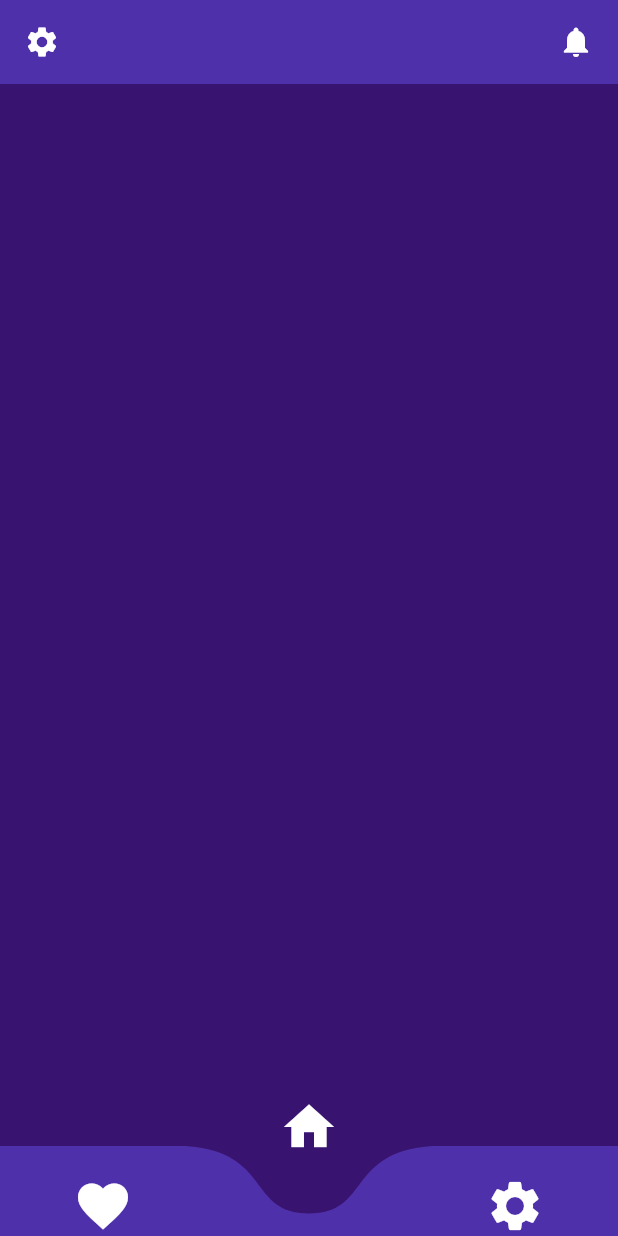
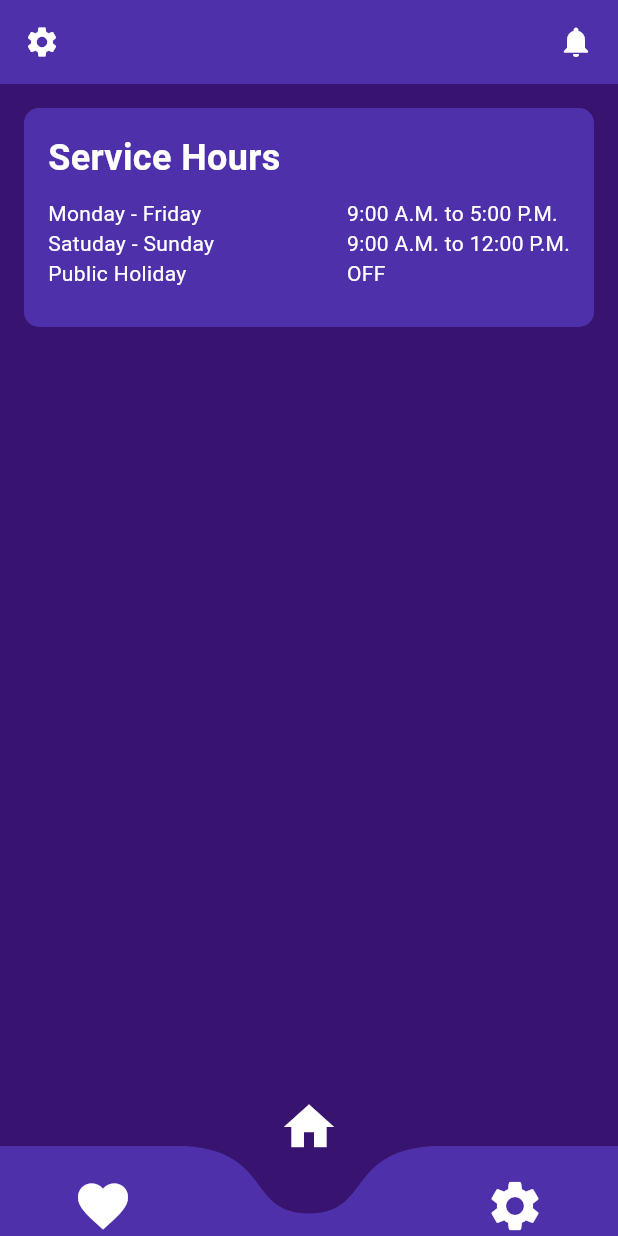
Before and after one commit to ChokJianHong/CustomerApp, a Flutter app: the HomePage screen opened directly, on a phone screen of 412 x 824 dp. Run offline on Flutter 3.47's test engine with Material 3 defaults, Android fonts, the phone set to English and light mode, and no system bars; drawn by our look-alikes of curved_navigation_bar.

Commit message:
homepage Service hour

```diff
--- a/customer_app/lib/pages/HomePage.dart
+++ b/customer_app/lib/pages/HomePage.dart
@@ -1,6 +1,7 @@
 import 'package:customer_app/Assets/components/AppBar.dart';
 import 'package:customer_app/Assets/components/BottomNav.dart';
 import 'package:customer_app/core/configs/theme/app_colors.dart';
+import 'package:flutter/cupertino.dart';
 import 'package:flutter/material.dart';
 
 class HomePage extends StatefulWidget {
@@ -18,13 +19,106 @@ class _HomePageState extends State<HomePage> {
       _currentIndex = index;
     });
   }
+
   @override
   Widget build(BuildContext context) {
     return Scaffold(
       backgroundColor: AppColors.primary,
       appBar: const CustomAppBar(),
-
-      bottomNavigationBar: BottomNav(onTap: _onTapTapped, currentIndex: _currentIndex),
+      body: Padding(
+        padding: EdgeInsets.all(16.0),
+        child: Column(
+          children: [
+            Container(
+              decoration: BoxDecoration(
+                  color: AppColors.secondary,
+                  borderRadius: BorderRadius.circular(10)),
+              width: double.infinity,
+              child: const Padding(
+                padding: EdgeInsets.all(16.0),
+                child: Column(
+                  crossAxisAlignment: CrossAxisAlignment.start,
+                  children: [
+                    Text(
+                      'Service Hours',
+                      style: TextStyle(
+                        color: Colors.white,
+                        fontSize: 24,
+                        fontWeight: FontWeight.bold,
+                      ),
+                    ),
+                    SizedBox(
+                      height: 10,
+                    ),
+                    Row(
+                      mainAxisAlignment: MainAxisAlignment.spaceBetween,
+                      children: [
+                        Column(
+                          crossAxisAlignment: CrossAxisAlignment.start,
+                          children: [
+                            Text(
+                              'Monday - Friday',
+                              style: TextStyle(
+                                color: Colors.white,
+                                fontSize: 14,
+                              ),
+                            ),
+                            Text(
+                              'Satuday - Sunday',
+                              style: TextStyle(
+                                color: Colors.white,
+                                fontSize: 14,
+                              ),
+                            ),
+                            Text(
+                              'Public Holiday',
+                              style: TextStyle(
+                                color: Colors.white,
+                                fontSize: 14,
+                              ),
+                            ),
+                          ],
+                        ),
+                        Column(
+                          crossAxisAlignment: CrossAxisAlignment.start,
+                          children: [
+                            Text(
+                              '9:00 A.M. to 5:00 P.M.',
+                              style: TextStyle(
+                                color: Colors.white,
+                                fontSize: 14,
+                              ),
+                            ),
+                            Text(
+                              '9:00 A.M. to 12:00 P.M.',
+                              style: TextStyle(
+                                color: Colors.white,
+                                fontSize: 14,
+                              ),
+                            ),
+                            Text(
+                              'OFF',
+                              style: TextStyle(
+                                color: Colors.white,
+                                fontSize: 14,
+                              ),
+                            ),
+                          ],
+                        ),
+                      ],
+                    ),
+                    SizedBox(
+                      height: 10,
+                    ),
+                  ],
+                ),
+              ),
+            ),
+          ],
+        ),
+      ),
+      bottomNavigationBar:
+          BottomNav(onTap: _onTapTapped, currentIndex: _currentIndex),
     );
   }
 }
```
